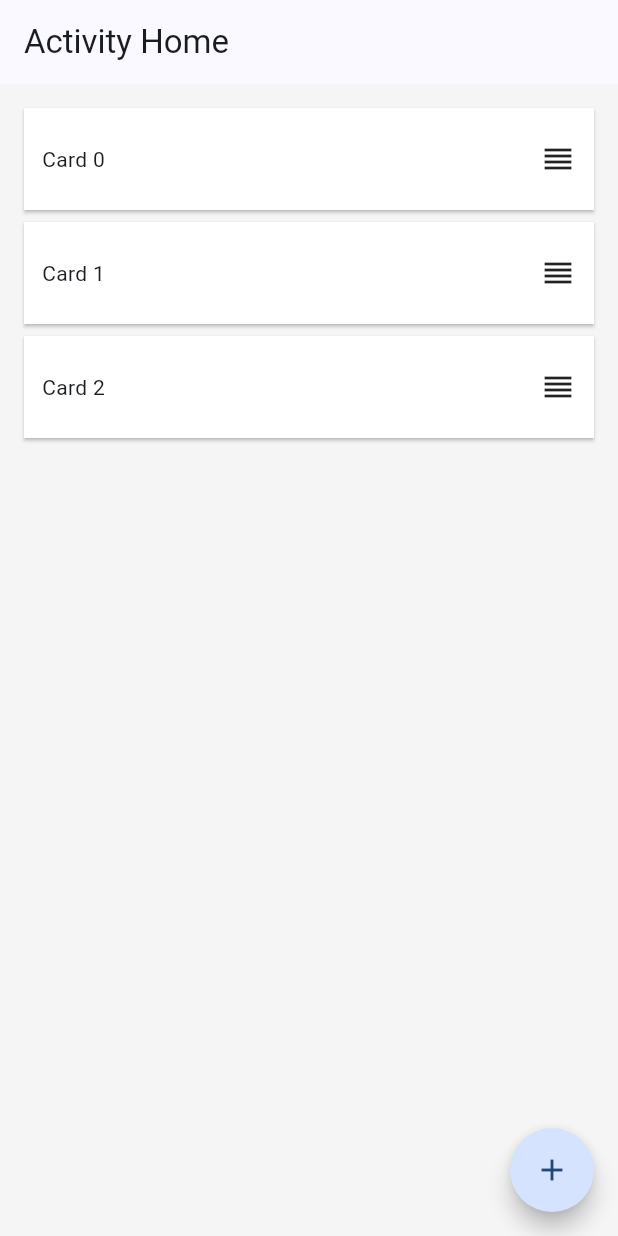
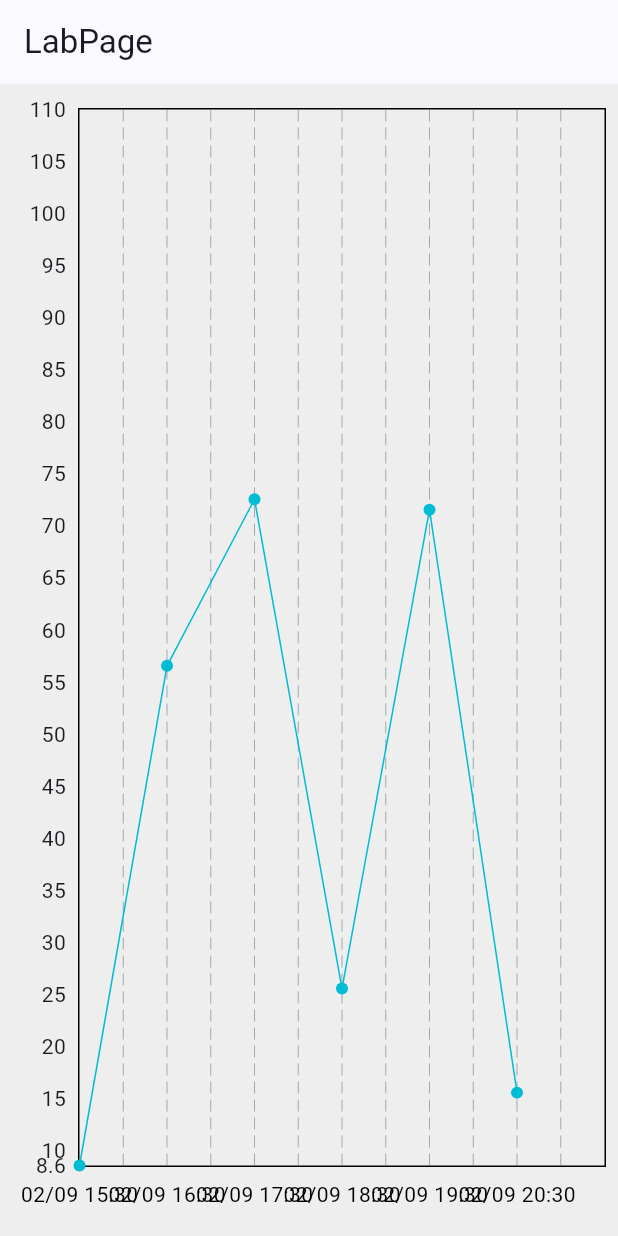
Before and after one commit to azusa5526/make_big_money, a Flutter app: the screen it shows after launch, on a phone screen of 412 x 824 dp. Run offline on Flutter 3.47's test engine with Material 3 defaults, Android fonts, the phone set to English and light mode, and no system bars; our stand-ins replace go_router.

Commit message:
feat: 新增初版可水平縮放折線圖

```diff
--- /dev/null
+++ b/lib/mods/lab/lab.dart
@@ -0,0 +1,30 @@
+import 'package:flutter/material.dart';
+import 'bar_chart_example_2.dart';
+import 'bar_chart_example_4.dart';
+import 'test_zoom.dart';
+
+PlotData data = PlotData(dataList: [
+  DataPoint(yValue: 8.56415915, xValue: '02/09 15:30'),
+  DataPoint(yValue: 56.56415915, xValue: '02/09 16:30'),
+  DataPoint(yValue: 72.56415915, xValue: '02/09 17:30'),
+  DataPoint(yValue: 25.56415915, xValue: '02/09 18:30'),
+  DataPoint(yValue: 71.56415915, xValue: '02/09 19:30'),
+  DataPoint(yValue: 15.56415915, xValue: '02/09 20:30'),
+], maxY: 100.0, minY: 0);
+
+class LabPage extends StatelessWidget {
+  const LabPage({super.key});
+
+  @override
+  Widget build(BuildContext context) {
+    return Scaffold(
+      appBar: AppBar(title: const Text('LabPage')),
+      body: Container(
+        color: Colors.grey[200],
+        child: LinePlot(
+          plotData: data,
+        ),
+      ),
+    );
+  }
+}
--- /dev/null
+++ b/lib/mods/lab/test_zoom.dart
@@ -0,0 +1,158 @@
+import 'package:fl_chart/fl_chart.dart';
+import 'package:flutter/material.dart';
+import 'package:make_big_money/utils/console.dart';
+
+const style = TextStyle(
+  fontWeight: FontWeight.bold,
+  color: Colors.blueAccent,
+  fontFamily: 'Digital',
+  fontSize: 18,
+);
+
+class DataPoint {
+  final num yValue;
+  final dynamic xValue;
+
+  DataPoint({required this.xValue, required this.yValue});
+}
+
+class PlotData {
+  List<DataPoint> dataList;
+  double maxY;
+  double minY;
+  double maxX;
+  double minX;
+  PlotData(
+      {required this.dataList,
+      required this.maxY,
+      required this.minY,
+      this.minX = 0,
+      this.maxX = 0}) {
+    maxX = dataList.length.toDouble();
+  }
+}
+
+class LinePlot extends StatefulWidget {
+  final PlotData plotData;
+  const LinePlot({required this.plotData, super.key});
+
+  @override
+  _LinePlotState createState() => _LinePlotState();
+}
+
+class _LinePlotState extends State<LinePlot> {
+  late double _previousScale;
+
+  @override
+  void initState() {
+    super.initState();
+  }
+
+  @override
+  Widget build(BuildContext context) {
+    return GestureDetector(
+      onScaleStart: (ScaleStartDetails details) {
+        _previousScale = widget.plotData.maxX;
+      },
+      onScaleUpdate: (ScaleUpdateDetails details) {
+        if (details.scale != 1.0) {
+          setState(() {
+            if (_previousScale * details.scale <
+                widget.plotData.dataList.length) {
+              widget.plotData.maxX = _previousScale * details.scale;
+            }
+          });
+        } else {
+          setState(() {
+            double primDelta = details.focalPointDelta.dx;
+            if (primDelta.isNegative) {
+              if (widget.plotData.maxX < widget.plotData.dataList.length) {
+                widget.plotData.minX += _previousScale * 0.005;
+                widget.plotData.maxX += _previousScale * 0.005;
+              }
+            } else {
+              if (widget.plotData.minX > -1) {
+                widget.plotData.minX -= _previousScale * 0.005;
+                widget.plotData.maxX -= _previousScale * 0.005;
+              }
+            }
+          });
+        }
+      },
+      onDoubleTap: () {
+        setState(() {
+          widget.plotData.minX = 0;
+          widget.plotData.maxX = widget.plotData.dataList.length.toDouble() - 1;
+        });
+      },
+      child: Padding(
+        padding: const EdgeInsets.symmetric(horizontal: 8.0, vertical: 16.0),
+        child: LineChart(
+          LineChartData(
+              titlesData: FlTitlesData(
+                topTitles:
+                    const AxisTitles(sideTitles: SideTitles(showTitles: false)),
+                rightTitles:
+                    const AxisTitles(sideTitles: SideTitles(showTitles: false)),
+                bottomTitles: AxisTitles(
+                  sideTitles: SideTitles(
+                    showTitles: true,
+                    interval: 1,
+                    getTitlesWidget: (value, meta) {
+                      return getXAxisWidget(
+                          value, meta, widget.plotData.dataList);
+                    },
+                    reservedSize: 30,
+                  ),
+                ),
+              ),
+              minX: widget.plotData.minX,
+              maxX: widget.plotData.maxX,
+              maxY: widget.plotData.maxY + widget.plotData.maxY * 0.1,
+              gridData: const FlGridData(
+                drawHorizontalLine: false,
+              ),
+              clipData: const FlClipData.all(),
+              lineBarsData: [
+                LineChartBarData(
+                    barWidth: 1,
+                    dotData: const FlDotData(
+                      show: true,
+                    ),
+                    spots: dataToFlSpot(widget.plotData.dataList)),
+              ],
+              lineTouchData: const LineTouchData(enabled: false)),
+        ),
+      ),
+    );
+  }
+}
+
+List<FlSpot> dataToFlSpot(List<DataPoint> dataList) {
+  List<FlSpot> flSpots = [];
+  for (int i = 0; i < dataList.length; i++) {
+    flSpots.add(FlSpot(i.toDouble(), dataList[i].yValue.toDouble()));
+  }
+  return flSpots;
+}
+
+SideTitleWidget getXAxisWidget(
+    double value, TitleMeta meta, List<DataPoint> dataList) {
+  var index = value.toInt();
+  Widget child;
+
+  if (index < dataList.length && index >= 0) {
+    child = Text(dataList[index].xValue.toString(),
+        style: const TextStyle(
+          color: Colors.black,
+          fontSize: 14,
+        ));
+  } else {
+    child = Container();
+  }
+
+  return SideTitleWidget(
+    axisSide: meta.axisSide,
+    child: child,
+  );
+}
--- a/lib/router/router.dart
+++ b/lib/router/router.dart
@@ -1,6 +1,5 @@
-import 'package:flutter_iflood/mods/activity/view/activity_add.dart';
-import 'package:flutter_iflood/utils/console.dart';
 import 'package:make_big_money/mods/activity/view/activity_add.dart';
+import 'package:make_big_money/utils/console.dart';
 import 'package:go_router/go_router.dart';
 import '../mods/login/ui/login_homepage.dart';
 import '../mods/activity/view/activity_home.dart';
@@ -8,6 +7,7 @@ import '../mods/activity/view/activity_edit.dart';
 import '../mods/activity/view/activity.dart';
 import '../mods/expense/view/expense_add.dart';
 import '../mods/expense/view/expense_edit.dart';
+import '../mods/lab/lab.dart';
 
 import 'meta.dart';
 
@@ -16,7 +16,12 @@ final router = GoRouter(
     GoRoute(
       path: '/',
       name: Routes.home.name,
-      redirect: (context, state) => '/activity',
+      redirect: (context, state) => '/lab',
+      // redirect: (context, state) => '/activity',
+    ),
+    GoRoute(
+      path: '/lab',
+      builder: (context, state) => const LabPage(),
     ),
     GoRoute(
       path: '/activity',
```
